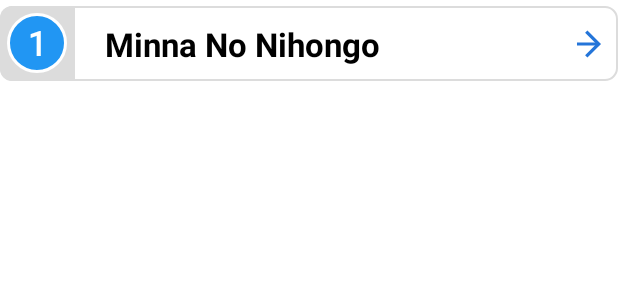
After one commit to pcingame/StudyJapaneseN5, an Android app: the layout item_unit_plus.xml on its own in the app's theme, with its tools: preview values and no code run, on a phone screen of 412 x 824 dp. The commit adds this screen. Shown: the top 300 px of the screen. Run offline under Robolectric (Android 15) with nearby library versions, the phone set to English and light mode, and no system bars; Roboto replaces fonts that are not available here.

Commit message:
refactor vocabulary unit item

```diff
--- /dev/null
+++ b/app/src/main/java/com/pc/studyjapanesen5/common/utils/JPTextView.kt
@@ -0,0 +1,18 @@
+package com.pc.studyjapanesen5.common.utils
+
+import android.content.Context
+import android.graphics.Typeface
+import android.util.AttributeSet
+import androidx.appcompat.widget.AppCompatTextView
+
+class JPTextView(context: Context, attributes: AttributeSet) :
+    AppCompatTextView(context, attributes) {
+    init {
+        applyFont()
+    }
+
+    private fun applyFont() {
+        val typeface: Typeface = Typeface.createFromAsset(context.assets, "font/jp_font.ttf")
+        setTypeface(typeface)
+    }
+}
--- a/app/src/main/java/com/pc/studyjapanesen5/presentation/home/HomeFragment.kt
+++ b/app/src/main/java/com/pc/studyjapanesen5/presentation/home/HomeFragment.kt
@@ -5,7 +5,7 @@ import com.pc.studyjapanesen5.R
 import com.pc.studyjapanesen5.base.BaseFragment
 import com.pc.studyjapanesen5.base.recyclerview.SimpleListAdapter
 import com.pc.studyjapanesen5.databinding.FragmentHomeBinding
-import com.pc.studyjapanesen5.databinding.ItemUnitBinding
+import com.pc.studyjapanesen5.databinding.ItemUnitPlusBinding
 import com.pc.studyjapanesen5.presentation.detailVocabulary.DetailVocabularyFragmentArgs
 
 class HomeFragment :
@@ -14,8 +14,8 @@ class HomeFragment :
     override val viewModel: HomeViewModel by viewModels()
 
     private val unitAdapter by lazy {
-        SimpleListAdapter<ItemUnitBinding, Int>(ItemUnitBinding::inflate) { item, _ ->
-            tvUnit.text = getString(R.string.unit, item.toString())
+        SimpleListAdapter<ItemUnitPlusBinding, Int>(ItemUnitPlusBinding::inflate) { item, _ ->
+            tvUnit.text = getString(R.string.unit_number, item.toString())
         }
     }
 
--- /dev/null
+++ b/app/src/main/res/drawable/background_border_unit_number.xml
@@ -0,0 +1,8 @@
+<?xml version="1.0" encoding="utf-8"?>
+<shape xmlns:android="http://schemas.android.com/apk/res/android"
+    android:shape="rectangle">
+    <solid android:color="@color/silver" />
+    <corners
+        android:bottomLeftRadius="@dimen/dp_8"
+        android:topLeftRadius="@dimen/dp_8" />
+</shape>
--- /dev/null
+++ b/app/src/main/res/drawable/background_border_unit_plus.xml
@@ -0,0 +1,9 @@
+<?xml version="1.0" encoding="utf-8"?>
+<shape xmlns:android="http://schemas.android.com/apk/res/android"
+    android:shape="rectangle">
+    <solid android:color="#ffffffff" />
+    <corners android:radius="@dimen/dp_8" />
+    <stroke
+        android:width="@dimen/dp_1_5"
+        android:color="@color/silver" />
+</shape>
--- /dev/null
+++ b/app/src/main/res/drawable/unit_bg.xml
@@ -0,0 +1,10 @@
+<?xml version="1.0" encoding="utf-8"?>
+<selector xmlns:android="http://schemas.android.com/apk/res/android">
+    <item>
+        <shape>
+            <solid android:color="@color/blue"/>
+            <corners android:radius="@dimen/dp_20"/>
+            <stroke android:width="2dp" android:color="@color/white"/>
+        </shape>
+    </item>
+</selector>
--- /dev/null
+++ b/app/src/main/res/layout/item_unit_plus.xml
@@ -0,0 +1,60 @@
+<?xml version="1.0" encoding="utf-8"?>
+<androidx.constraintlayout.widget.ConstraintLayout xmlns:android="http://schemas.android.com/apk/res/android"
+    xmlns:app="http://schemas.android.com/apk/res-auto"
+    android:layout_width="match_parent"
+    android:layout_height="wrap_content"
+    android:layout_marginVertical="@dimen/dp_4"
+    android:background="@drawable/background_border_unit_plus"
+    android:gravity="center_vertical"
+    android:orientation="horizontal">
+
+    <RelativeLayout
+        android:id="@+id/layoutUnitNumber"
+        android:layout_width="@dimen/dp_50"
+        android:layout_height="@dimen/dp_50"
+        android:background="@drawable/background_border_unit_number"
+        android:gravity="center"
+        app:layout_constraintBottom_toBottomOf="parent"
+        app:layout_constraintStart_toStartOf="parent"
+        app:layout_constraintTop_toTopOf="parent">
+
+        <androidx.appcompat.widget.AppCompatTextView
+            android:id="@+id/tvUnit"
+            android:layout_width="@dimen/dp_40"
+            android:layout_height="@dimen/dp_40"
+            android:background="@drawable/unit_bg"
+            android:fontFamily="@font/jp_font"
+            android:gravity="center"
+            android:text="@string/unit_one"
+            android:textColor="@color/white"
+            android:textSize="@dimen/_22ssp"
+            android:textStyle="bold" />
+    </RelativeLayout>
+
+    <androidx.appcompat.widget.AppCompatTextView
+        android:id="@+id/textMinna"
+        android:layout_width="wrap_content"
+        android:layout_height="wrap_content"
+        android:gravity="center_vertical"
+        android:layout_centerVertical="true"
+        android:textColor="@color/black"
+        android:textStyle="bold"
+        android:textSize="@dimen/_22ssp"
+        android:text="@string/unit"
+        android:layout_marginStart="@dimen/dp_20"
+        app:layout_constraintBottom_toBottomOf="parent"
+        app:layout_constraintStart_toEndOf="@id/layoutUnitNumber"
+        app:layout_constraintTop_toTopOf="parent" />
+
+    <androidx.appcompat.widget.AppCompatImageView
+        android:id="@+id/imgArrow"
+        android:layout_width="@dimen/dp_20"
+        android:layout_height="@dimen/dp_20"
+        android:layout_alignEnd="@+id/textMinna"
+        android:layout_marginEnd="9dp"
+        android:background="@drawable/ic_arrow"
+        app:layout_constraintBottom_toBottomOf="parent"
+        app:layout_constraintEnd_toEndOf="parent"
+        app:layout_constraintTop_toTopOf="parent" />
+
+</androidx.constraintlayout.widget.ConstraintLayout>
--- a/app/src/main/res/values/colors.xml
+++ b/app/src/main/res/values/colors.xml
@@ -10,4 +10,5 @@
     <color name="lightBlue">#f5f9ff</color>
     <color name="colorNiceBlueSelected">#3d8dc7</color>
     <color name="blue">#2196F3</color>
+    <color name="silver">#DCDCDC</color>
 </resources>
--- a/app/src/main/res/values/strings.xml
+++ b/app/src/main/res/values/strings.xml
@@ -15,14 +15,15 @@
     <string name="a_jp">あ</string>
     <string name="a_latin">a</string>
     <string name="learn">Học bảng chữ cái %s!</string>
-    <string name="unit_one">Bài 1</string>
-    <string name="unit">Bài %s: Minna No Nihongo</string>
+    <string name="unit_one">1</string>
+    <string name="unit">Minna No Nihongo</string>
     <string name="know_writing_system">Làm quen với hệ thống chữ viết chính trong tiếng Nhật</string>
     <string name="home_title">Từ vựng 25 bài Minna No Nihongo</string>
     <string name="vocabulary">Từ vựng</string>
     <string name="alphabet_board">Bảng chữ cái</string>
     <string name="revise">Ôn tập</string>
     <string name="sound">đọc</string>
+    <string name="unit_number">%s</string>
 
 
 </resources>
```
Also changed, not shown: 2 other files.
